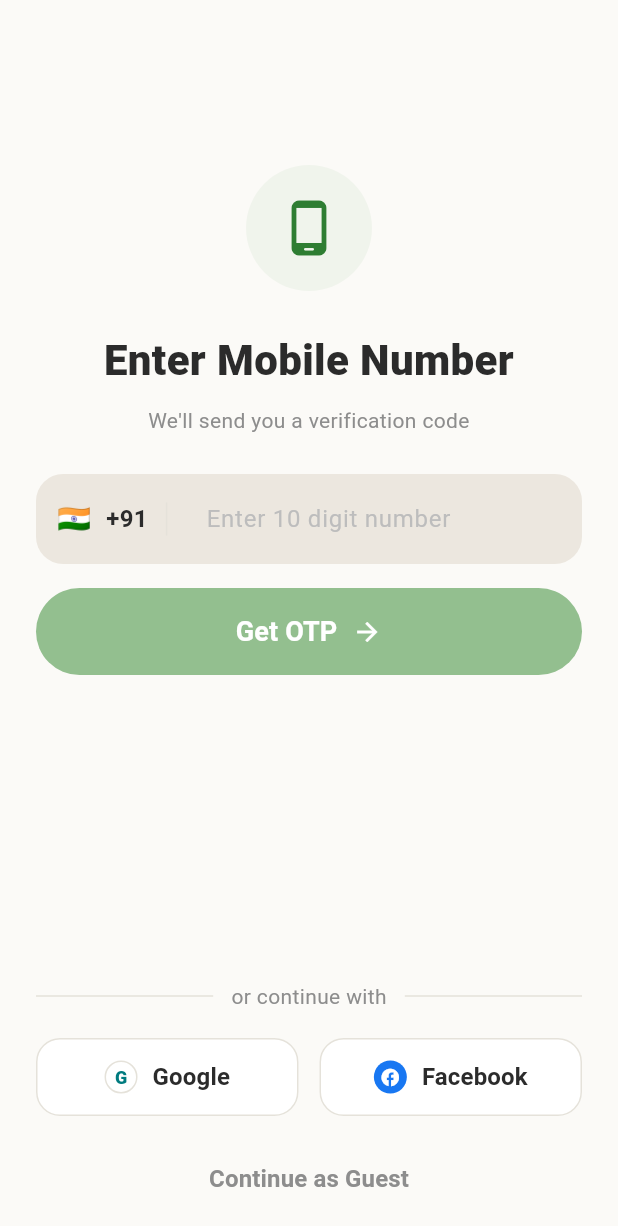
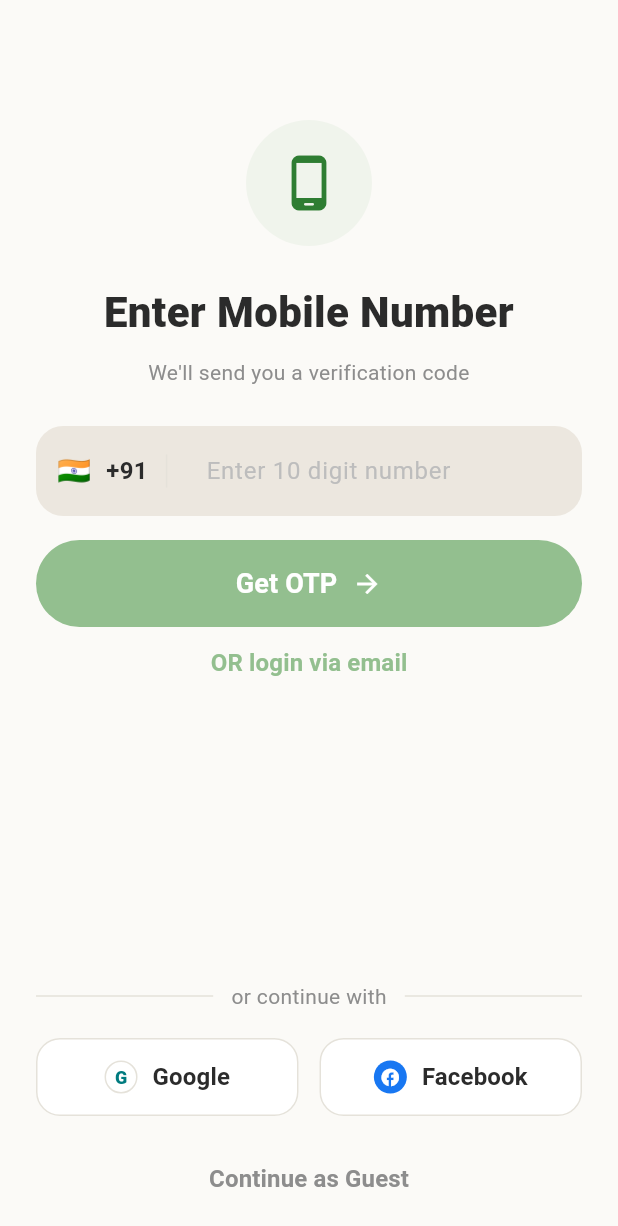
Before and after one commit to metamersisttech/FarmerApp-TestSuite, a Flutter app: the SendOtpPage screen opened by its route, on a phone screen of 412 x 824 dp. Shown: the top 1226 px of the screen. Run offline on Flutter 3.47's test engine with Material 3 defaults, Android fonts, the phone set to English and light mode, and no system bars; our stand-ins replace dio, firebase_core; accounts and stored records are empty.

Commit message:
Update auth, language screens; add home widgets and useridentity

```diff
--- a/lib/features/auth/screens/sendOtp_page.dart
+++ b/lib/features/auth/screens/sendOtp_page.dart
@@ -68,15 +68,16 @@ class _SendOtpPageState extends State<SendOtpPage> {
           Navigator.push(
             context,
             MaterialPageRoute(
-              builder: (context) => RegisterPage(
-                phoneNumber: _mobileController.text.trim(),
-              ),
+              builder: (context) =>
+                  RegisterPage(phoneNumber: _mobileController.text.trim()),
             ),
           );
         }
       } else {
         // Success - user exists, OTP sent, navigate to verification
-        print('✅ User found (user_id: $userId), navigating to OTP verification');
+        print(
+          '✅ User found (user_id: $userId), navigating to OTP verification',
+        );
         if (mounted) {
           Navigator.push(
             context,
@@ -96,9 +97,8 @@ class _SendOtpPageState extends State<SendOtpPage> {
         Navigator.push(
           context,
           MaterialPageRoute(
-            builder: (context) => RegisterPage(
-              phoneNumber: _mobileController.text.trim(),
-            ),
+            builder: (context) =>
+                RegisterPage(phoneNumber: _mobileController.text.trim()),
           ),
         );
       }
@@ -140,13 +140,21 @@ class _SendOtpPageState extends State<SendOtpPage> {
     return Scaffold(
       backgroundColor: AppTheme.authBackgroundColor,
       body: SafeArea(
-        child: Padding(
+        child: SingleChildScrollView(
           padding: const EdgeInsets.symmetric(horizontal: 24),
+          child: ConstrainedBox(
+            constraints: BoxConstraints(
+              minHeight:
+                  MediaQuery.of(context).size.height -
+                  MediaQuery.of(context).padding.top -
+                  MediaQuery.of(context).padding.bottom,
+            ),
+            child: IntrinsicHeight(
               child: Column(
                 children: [
-              const SizedBox(height: 110),
+                  const SizedBox(height: 80),
                   const AuthHeaderIcon(icon: Icons.phone_android_rounded),
-              const SizedBox(height: 26),
+                  const SizedBox(height: 24),
                   const Text(
                     'Enter Mobile Number',
                     textAlign: TextAlign.center,
@@ -198,7 +206,14 @@ class _SendOtpPageState extends State<SendOtpPage> {
                     isLoading: _isLoading,
                     onPressed: _isLoading ? null : _handleSendOtp,
                   ),
-
+                  //login through email text with text color
+                  TextButton(
+                    onPressed: _isLoading ? null : () {},
+                    style: TextButton.styleFrom(
+                      foregroundColor: AppTheme.authPrimaryColor,
+                    ),
+                    child: const Text('OR login via email'),
+                  ),
                   const Spacer(),
                   const AuthDivider(),
                   const SizedBox(height: 18),
@@ -239,6 +254,8 @@ class _SendOtpPageState extends State<SendOtpPage> {
               ),
             ),
           ),
+        ),
+      ),
     );
   }
 }
```
Also changed, not shown: lib/features/auth/screens/otp_verification_page.dart (+4 -4 lines), lib/features/home/screens/home_page.dart (+85 -33 lines), lib/features/language/screens/choose_language_page.dart (+7 -4 lines). Lines whose indentation alone changed are shown as unchanged.
